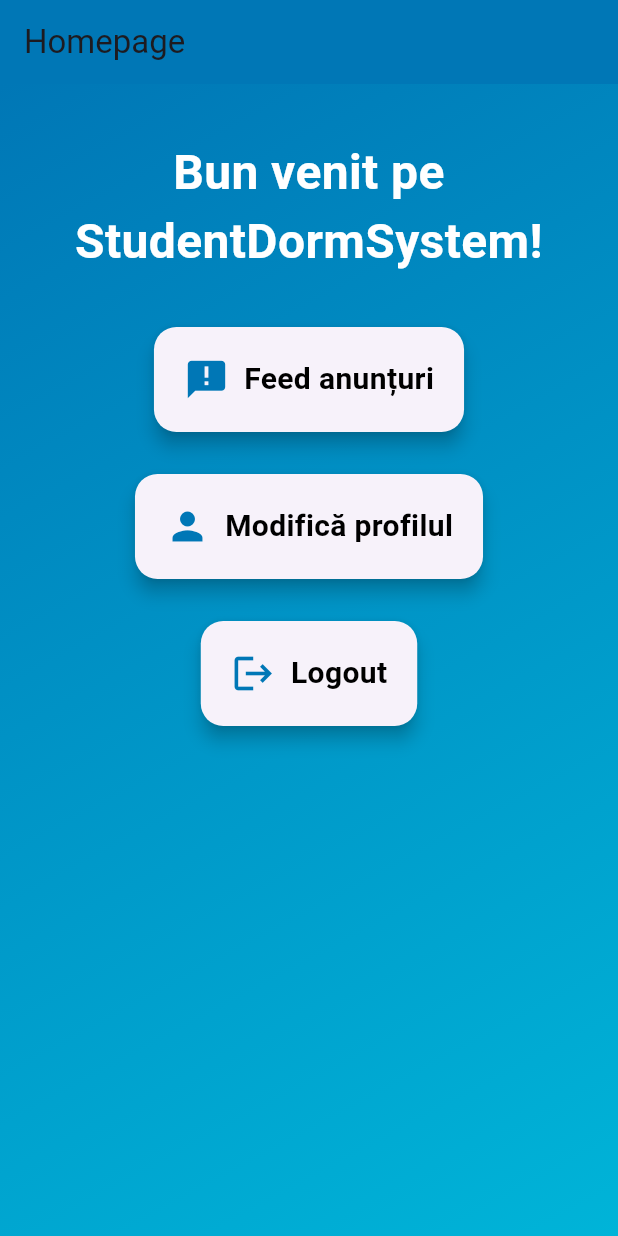
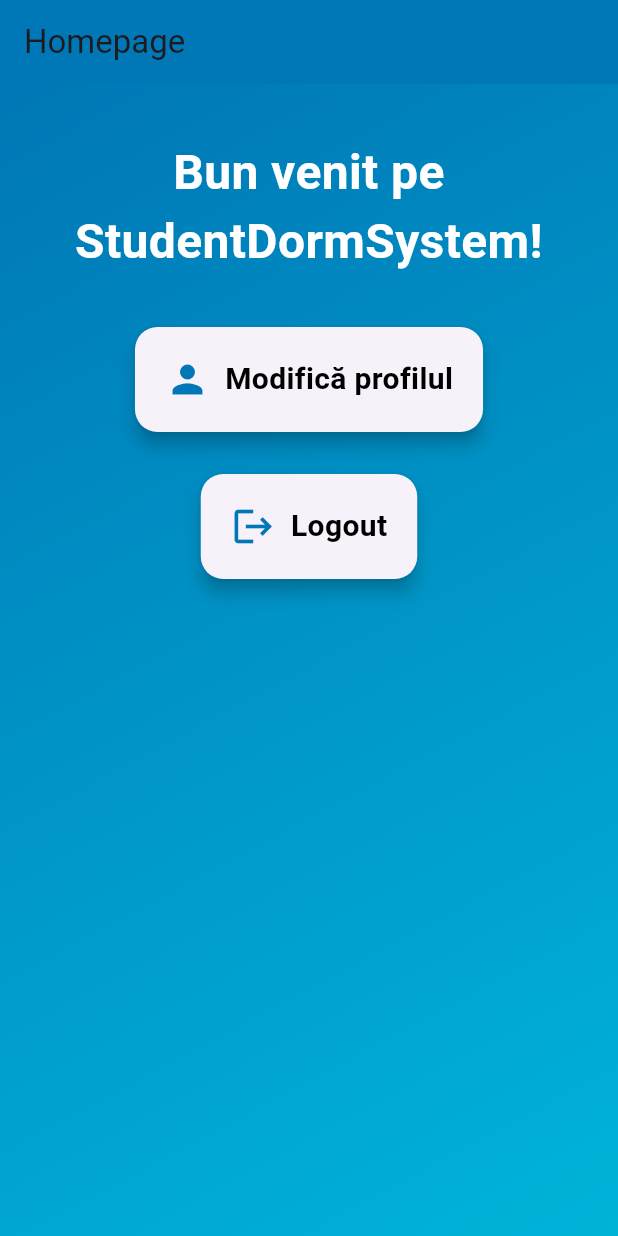
Before and after one commit to adelin232/StudentDormFrontend, a Flutter app: the HomePage screen opened directly, on a phone screen of 412 x 824 dp. Run offline on Flutter 3.47's test engine with Material 3 defaults, Android fonts, the phone set to English and light mode, and no system bars; our stand-ins replace firebase_auth, firebase_core; accounts and stored records are empty; network calls fail.

Commit message:
Final final touches

```diff
--- a/student_dorm_frontend/lib/home_page.dart
+++ b/student_dorm_frontend/lib/home_page.dart
@@ -100,8 +100,8 @@ class _HomePageState extends State<HomePage> {
                         text: 'Pagina de administrare',
                         onTap: () => _navigateTo('/admin'),
                       ),
-                    if (!_isAdmin) const SizedBox(height: 20),
-                    if (!_isAdmin)
+                    if (_isAdmin) const SizedBox(height: 20),
+                    if (_isAdmin)
                       buildCard(
                         icon: Icons.announcement,
                         text: 'Feed anunțuri',
```
